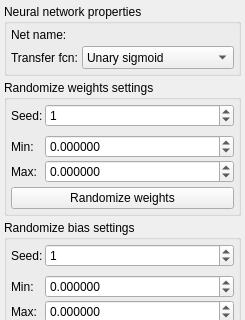
Before: the Qt Designer form GuiPartUi/NetParamWidget.ui in kacerpetr/NNCreator, drawn with Qt 5; both pictures show x 0 to 245 and y 0 to 320 of the 245 by 789 pixel window.
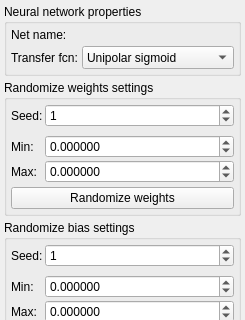
After: the same form once the commit is applied.

```diff
--- a/GuiPartUi/NetParamWidget.ui
+++ b/GuiPartUi/NetParamWidget.ui
@@ -138,7 +138,7 @@
             </property>
             <item>
              <property name="text">
-              <string>Unary sigmoid</string>
+              <string>Unipolar sigmoid</string>
              </property>
             </item>
             <item>
```
Left out of the diff: 2 changed lines with no effect on the pictures.
